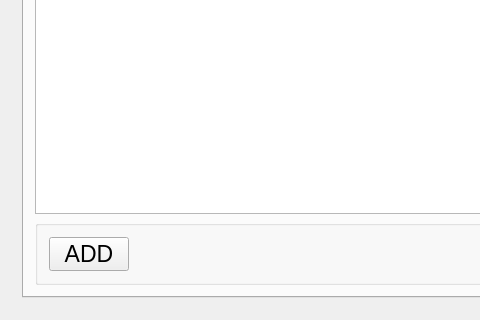
First picture: the form in mainwindow.ui, repository GaetanDC/gad-mm, before the edit; both pictures show x 0 to 480 and y 408 to 728 of the 829 by 728 pixel window.
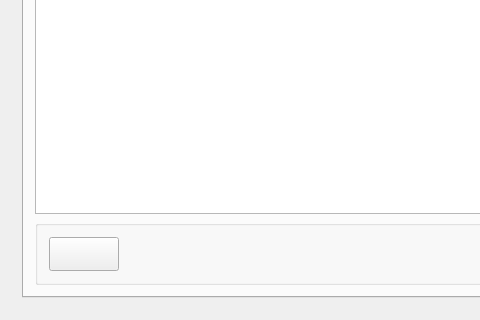
Second picture: the form after the edit. The open tabs and pages were chosen to show the change. Icons and pictures are not drawn.

```diff
--- a/mainwindow.ui
+++ b/mainwindow.ui
@@ -213,7 +213,7 @@
                   <string>Add item</string>
                  </property>
                  <property name="text">
-                  <string>ADD</string>
+                  <string/>
                  </property>
                 </widget>
                </item>
```
Left out of the diff: 4 changed lines with no effect on the pictures.
